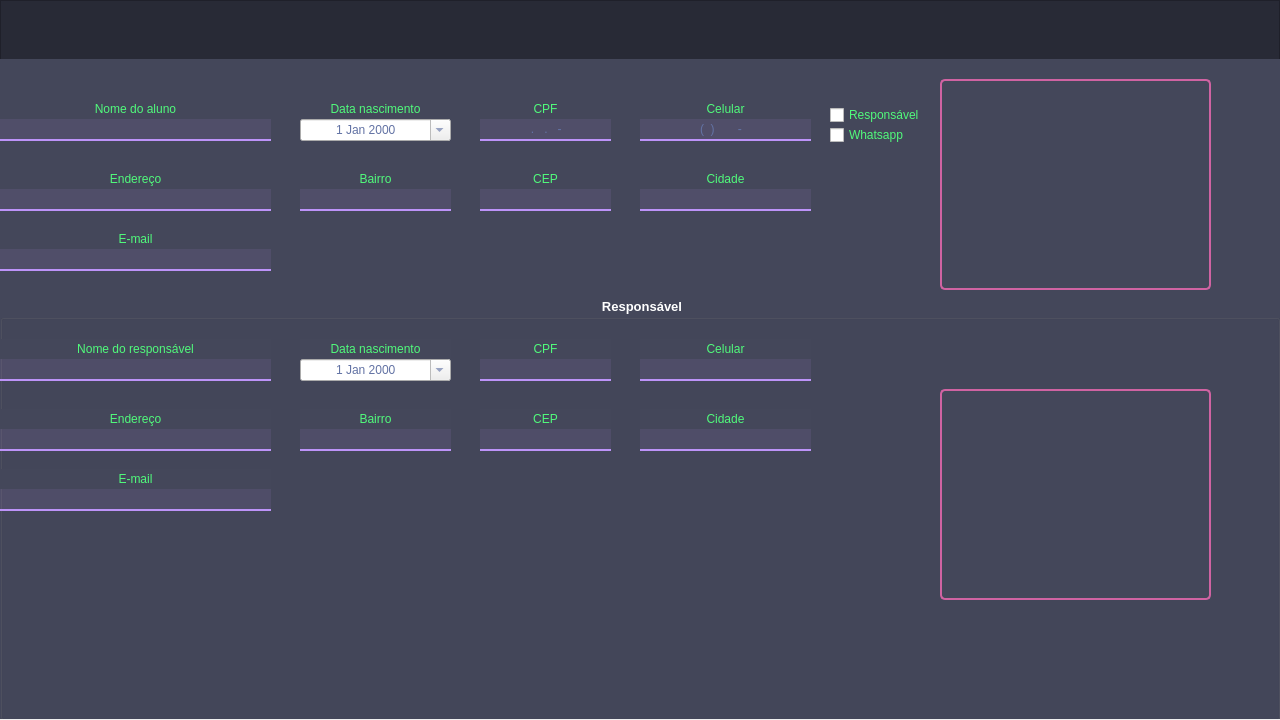
First picture: the form in src/ui/aluno.ui, repository Vi-n1/VGymSystem, before the edit.
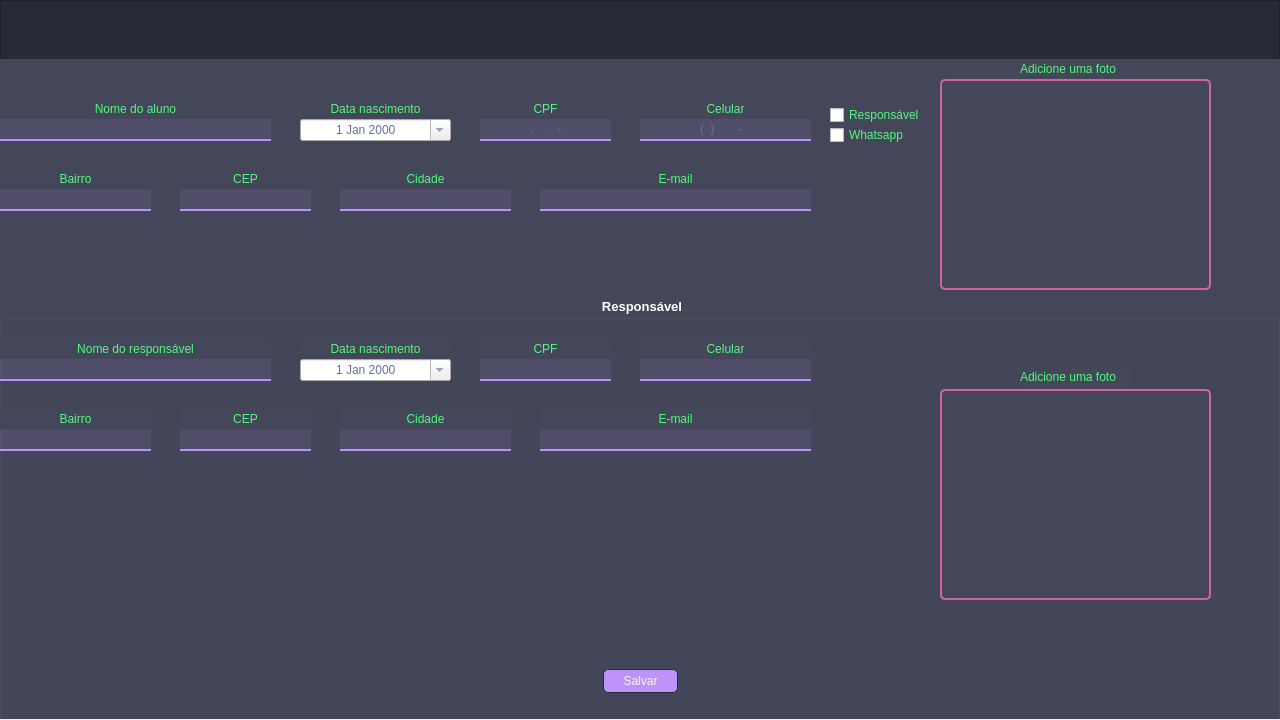
Second picture: the form after the edit. The open tabs and pages were chosen to show the change. Icons and pictures are not drawn.

The edit to the form file:
```diff
--- a/src/ui/aluno.ui
+++ b/src/ui/aluno.ui
@@ -74,7 +74,7 @@
     <widget class="QPushButton" name="pb_pagina_pagamento">
      <property name="geometry">
       <rect>
-       <x>10</x>
+       <x>510</x>
        <y>10</y>
        <width>50</width>
        <height>50</height>
@@ -111,7 +111,7 @@
     <widget class="QPushButton" name="pb_pagina_ad_aluno">
      <property name="geometry">
       <rect>
-       <x>90</x>
+       <x>580</x>
        <y>10</y>
        <width>50</width>
        <height>50</height>
@@ -148,7 +148,7 @@
     <widget class="QPushButton" name="pb_pagina_excluir_aluno">
      <property name="geometry">
       <rect>
-       <x>170</x>
+       <x>650</x>
        <y>10</y>
        <width>50</width>
        <height>50</height>
@@ -179,7 +179,7 @@
     <widget class="QPushButton" name="pb_pagina_pesquisar_aluno">
      <property name="geometry">
       <rect>
-       <x>250</x>
+       <x>720</x>
        <y>15</y>
        <width>52</width>
        <height>47</height>
@@ -576,40 +576,14 @@
        <property name="text">
         <string/>
        </property>
-      </widget>
-      <widget class="QLabel" name="label_6">
-       <property name="geometry">
-        <rect>
-         <x>0</x>
-         <y>110</y>
-         <width>271</width>
-         <height>20</height>
-        </rect>
-       </property>
-       <property name="text">
-        <string>Endereço</string>
-       </property>
-       <property name="alignment">
-        <set>Qt::AlignCenter</set>
-       </property>
-      </widget>
-      <widget class="QLineEdit" name="le_endereco_aluno">
-       <property name="geometry">
-        <rect>
-         <x>0</x>
-         <y>130</y>
-         <width>271</width>
-         <height>22</height>
-        </rect>
-       </property>
-       <property name="alignment">
-        <set>Qt::AlignCenter</set>
+       <property name="scaledContents">
+        <bool>true</bool>
        </property>
       </widget>
       <widget class="QLabel" name="label_7">
        <property name="geometry">
         <rect>
-         <x>300</x>
+         <x>0</x>
          <y>110</y>
          <width>151</width>
          <height>20</height>
@@ -625,7 +599,7 @@
       <widget class="QLineEdit" name="le_bairro_aluno">
        <property name="geometry">
         <rect>
-         <x>300</x>
+         <x>0</x>
          <y>130</y>
          <width>151</width>
          <height>22</height>
@@ -638,7 +612,7 @@
       <widget class="QLabel" name="label_8">
        <property name="geometry">
         <rect>
-         <x>480</x>
+         <x>180</x>
          <y>110</y>
          <width>131</width>
          <height>20</height>
@@ -654,7 +628,7 @@
       <widget class="QLineEdit" name="le_cep_aluno">
        <property name="geometry">
         <rect>
-         <x>480</x>
+         <x>180</x>
          <y>130</y>
          <width>131</width>
          <height>22</height>
@@ -667,7 +641,7 @@
       <widget class="QLabel" name="label_9">
        <property name="geometry">
         <rect>
-         <x>640</x>
+         <x>340</x>
          <y>110</y>
          <width>171</width>
          <height>20</height>
@@ -683,7 +657,7 @@
       <widget class="QLineEdit" name="le_cidade_aluno">
        <property name="geometry">
         <rect>
-         <x>640</x>
+         <x>340</x>
          <y>130</y>
          <width>171</width>
          <height>22</height>
@@ -696,8 +670,8 @@
       <widget class="QLabel" name="label_10">
        <property name="geometry">
         <rect>
-         <x>0</x>
-         <y>170</y>
+         <x>540</x>
+         <y>110</y>
          <width>271</width>
          <height>20</height>
         </rect>
@@ -712,8 +686,8 @@
       <widget class="QLineEdit" name="le_email_aluno">
        <property name="geometry">
         <rect>
-         <x>0</x>
-         <y>190</y>
+         <x>540</x>
+         <y>130</y>
          <width>271</width>
          <height>22</height>
         </rect>
@@ -829,26 +803,10 @@
          <set>Qt::AlignCenter</set>
         </property>
        </widget>
-       <widget class="QLabel" name="label_15">
-        <property name="geometry">
-         <rect>
-          <x>0</x>
-          <y>110</y>
-          <width>271</width>
-          <height>20</height>
-         </rect>
-        </property>
-        <property name="text">
-         <string>Endereço</string>
-        </property>
-        <property name="alignment">
-         <set>Qt::AlignCenter</set>
-        </property>
-       </widget>
        <widget class="QLabel" name="label_16">
         <property name="geometry">
          <rect>
-          <x>300</x>
+          <x>0</x>
           <y>110</y>
           <width>151</width>
           <height>20</height>
@@ -864,7 +822,7 @@
        <widget class="QLabel" name="label_17">
         <property name="geometry">
          <rect>
-          <x>480</x>
+          <x>180</x>
           <y>110</y>
           <width>131</width>
           <height>20</height>
@@ -880,7 +838,7 @@
        <widget class="QLabel" name="label_18">
         <property name="geometry">
          <rect>
-          <x>640</x>
+          <x>340</x>
           <y>110</y>
           <width>171</width>
           <height>20</height>
@@ -938,23 +896,13 @@
          <set>Qt::AlignCenter</set>
         </property>
        </widget>
-       <widget class="QLineEdit" name="le_endereco_responsavel">
-        <property name="geometry">
-         <rect>
-          <x>0</x>
-          <y>130</y>
-          <width>271</width>
-          <height>22</height>
-         </rect>
-        </property>
-        <property name="alignment">
-         <set>Qt::AlignCenter</set>
-        </property>
-       </widget>
        <widget class="QLineEdit" name="le_bairro_responsavel">
+        <property name="enabled">
+         <bool>true</bool>
+        </property>
         <property name="geometry">
          <rect>
-          <x>300</x>
+          <x>0</x>
           <y>130</y>
           <width>151</width>
           <height>22</height>
@@ -965,9 +913,12 @@
         </property>
        </widget>
        <widget class="QLineEdit" name="le_cep_responsavel">
+        <property name="enabled">
+         <bool>true</bool>
+        </property>
         <property name="geometry">
          <rect>
-          <x>480</x>
+          <x>180</x>
           <y>130</y>
           <width>131</width>
           <height>22</height>
@@ -978,9 +929,12 @@
         </property>
        </widget>
        <widget class="QLineEdit" name="le_cidade_responsavel">
+        <property name="enabled">
+         <bool>true</bool>
+        </property>
         <property name="geometry">
          <rect>
-          <x>640</x>
+          <x>340</x>
           <y>130</y>
           <width>171</width>
           <height>22</height>
@@ -993,8 +947,8 @@
        <widget class="QLabel" name="label_19">
         <property name="geometry">
          <rect>
-          <x>0</x>
-          <y>170</y>
+          <x>540</x>
+          <y>110</y>
           <width>271</width>
           <height>20</height>
          </rect>
@@ -1007,10 +961,13 @@
         </property>
        </widget>
        <widget class="QLineEdit" name="le_email_responsavel">
+        <property name="enabled">
+         <bool>true</bool>
+        </property>
         <property name="geometry">
          <rect>
-          <x>0</x>
-          <y>190</y>
+          <x>540</x>
+          <y>130</y>
           <width>271</width>
           <height>22</height>
          </rect>
@@ -1053,6 +1010,32 @@
          <string/>
         </property>
        </widget>
+       <widget class="QLabel" name="label_15">
+        <property name="geometry">
+         <rect>
+          <x>1020</x>
+          <y>70</y>
+          <width>111</width>
+          <height>16</height>
+         </rect>
+        </property>
+        <property name="text">
+         <string>Adicione uma foto</string>
+        </property>
+       </widget>
+       <widget class="QPushButton" name="pb_salvar_dados">
+        <property name="geometry">
+         <rect>
+          <x>603</x>
+          <y>370</y>
+          <width>75</width>
+          <height>24</height>
+         </rect>
+        </property>
+        <property name="text">
+         <string>Salvar</string>
+        </property>
+       </widget>
        <zorder>l_foto_responsavel</zorder>
        <zorder>label_11</zorder>
        <zorder>label_12</zorder>
@@ -1073,6 +1056,21 @@
        <zorder>label_19</zorder>
        <zorder>le_email_responsavel</zorder>
        <zorder>pb_ad_foto_responsavel</zorder>
+       <zorder>label_15</zorder>
+       <zorder>pb_salvar_dados</zorder>
+      </widget>
+      <widget class="QLabel" name="label_6">
+       <property name="geometry">
+        <rect>
+         <x>1020</x>
+         <y>0</y>
+         <width>111</width>
+         <height>20</height>
+        </rect>
+       </property>
+       <property name="text">
+        <string>Adicione uma foto</string>
+       </property>
       </widget>
       <zorder>label</zorder>
       <zorder>le_nome_aluno</zorder>
```
Left out of the diff: 63 changed lines with no effect on the pictures.
